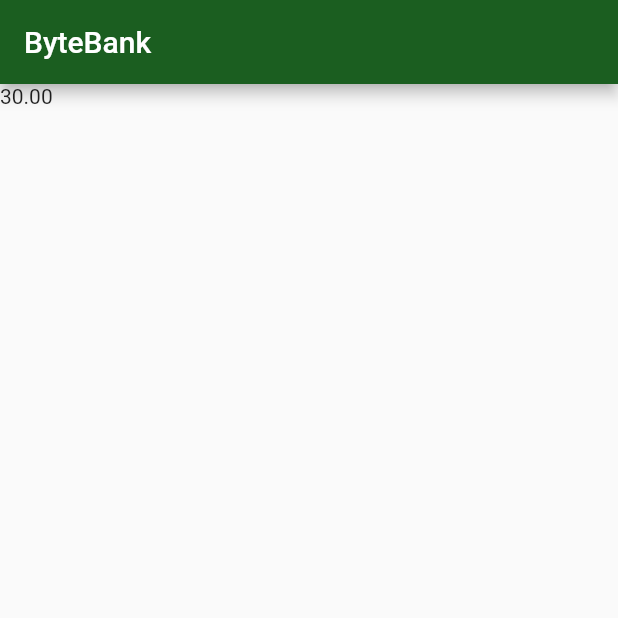
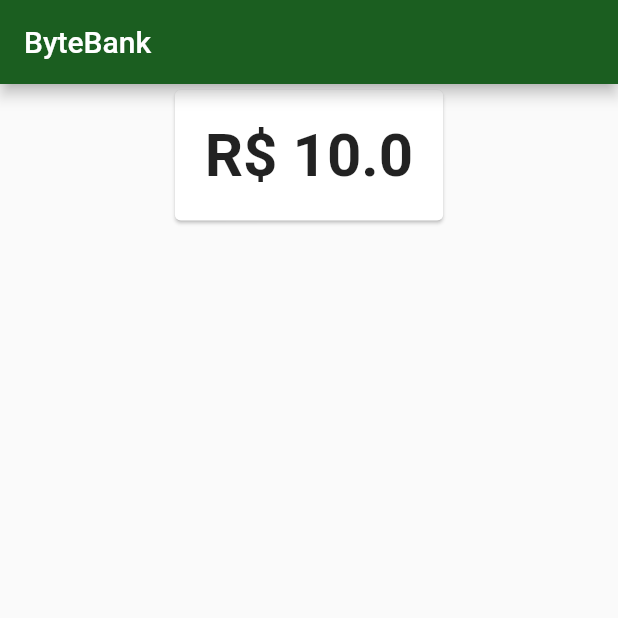
Before and after one commit to pshenriquei/Flluter--Gerenciamento-de-estados-com-Provider, a Flutter app: the screen it shows after launch, on a phone screen of 412 x 824 dp, the top half of it. Run offline on Flutter 3.47's test engine with Material 2 defaults, Android fonts, the phone set to English and light mode, and no system bars.

Commit message:
Criando o Dashboard
-O que nossa aplicação precisará fazer
-Criar componente de dashboard e de saldo
-Separar responsabilidade na criação de novos widgets

```diff
--- a/lib/components/saldo.dart
+++ /dev/null
@@ -1,9 +0,0 @@
-import 'dart:html';
-
-import 'package:flutter/cupertino.dart';
-
-class Saldo extends StatelessWidget{
-  Widget build(BuildContext context){
-    return Text('30.00');
-  }
-}
--- a/lib/main.dart
+++ b/lib/main.dart
@@ -1,4 +1,4 @@
-import 'package:bytebank/screens/dashboard.dart';
+import 'package:bytebank/screens/dashboard/dashboard.dart';
 import 'package:bytebank/screens/transferencia/lista.dart';
 import 'package:flutter/material.dart';
 
--- /dev/null
+++ b/lib/models/saldo.dart
@@ -0,0 +1,10 @@
+class Saldo{
+  final double valor;
+
+  Saldo(this.valor);
+
+@override
+  String toString(){
+  return 'R\$ $valor';
+}
+}
--- a/lib/screens/dashboard.dart
+++ /dev/null
@@ -1,14 +0,0 @@
-import 'package:bytebank/components/saldo.dart';
-import 'package:flutter/cupertino.dart';
-import 'package:flutter/material.dart';
-
-class Dashboard extends StatelessWidget{
-  Widget build(BuildContext context){
-    return Scaffold(
-      appBar: AppBar(
-        title: const Text('ByteBank'),
-      ),
-      body: Saldo(),
-    );
-  }
-}
--- /dev/null
+++ b/lib/screens/dashboard/dashboard.dart
@@ -0,0 +1,20 @@
+import 'package:bytebank/models/saldo.dart';
+import 'package:bytebank/screens/dashboard/saldo_card.dart';
+import 'package:flutter/cupertino.dart';
+import 'package:flutter/material.dart';
+
+class Dashboard extends StatelessWidget {
+  Widget build(BuildContext context) {
+    return Scaffold(
+      appBar: AppBar(
+        title: const Text('ByteBank'),
+      ),
+      body: Align(
+        alignment: Alignment.topCenter,
+        child: SaldoCard(
+          Saldo(10.0),
+        ),
+      ),
+    );
+  }
+}
--- /dev/null
+++ b/lib/screens/dashboard/saldo_card.dart
@@ -0,0 +1,21 @@
+import 'package:bytebank/models/saldo.dart';
+import 'package:flutter/cupertino.dart';
+import 'package:flutter/material.dart';
+
+class SaldoCard extends StatelessWidget {
+
+  final Saldo saldo;
+
+  SaldoCard(this.saldo);
+
+  Widget build(BuildContext context) {
+    return Card(
+      child: Padding(
+        padding: EdgeInsets.all(20.00),
+        child: Text(saldo.toString(),
+            textAlign: TextAlign.center,
+            style: TextStyle(fontSize: 40, fontWeight: FontWeight.bold)),
+      ),
+    );
+  }
+}
```
